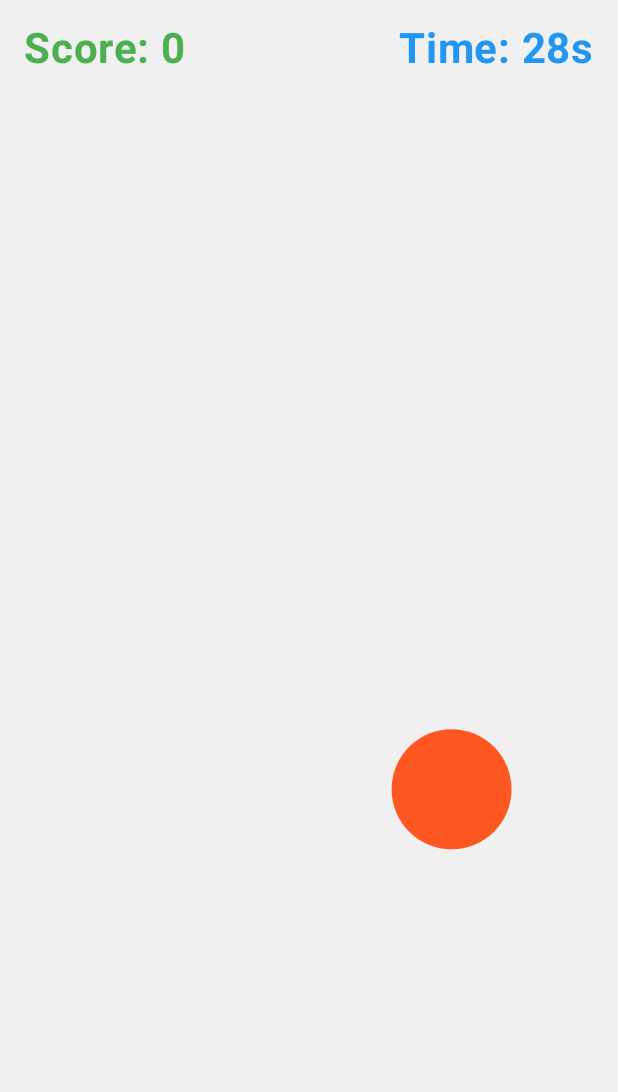
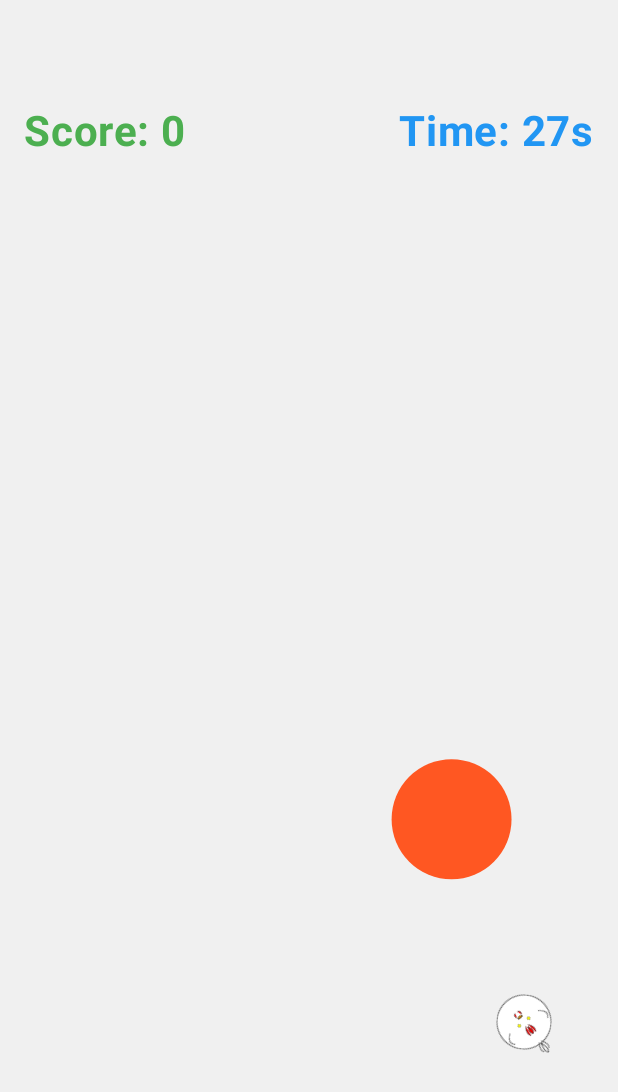
Before and after one commit to NakaoKisho/TapTapDash, an Android app built with Jetpack Compose: the screen it shows after launch (MainActivity), after a tap on "ゲームスタート", on a phone screen of 412 x 824 dp. Shown: the top 1092 px of the screen. Run offline under Robolectric (Android 15) with nearby library versions, the light colour scheme and no system bars; our stand-ins replace AdMob, Dagger/Hilt's generated code; 3 statements that could not run were skipped.

Commit message:
added chicken

```diff
--- a/app/src/main/java/com/vegcale/taptaptap/MainActivity.kt
+++ b/app/src/main/java/com/vegcale/taptaptap/MainActivity.kt
@@ -7,7 +7,7 @@
 import androidx.compose.foundation.layout.Column
 import androidx.compose.foundation.layout.fillMaxSize
 import androidx.compose.foundation.layout.fillMaxWidth
-import androidx.compose.foundation.layout.wrapContentSize
+import androidx.compose.foundation.layout.height
 import androidx.compose.material3.MaterialTheme
 import androidx.compose.material3.Surface
 import androidx.compose.material3.Text
@@ -19,6 +19,7 @@
 import androidx.compose.ui.Modifier
 import androidx.compose.ui.platform.LocalContext
 import androidx.compose.ui.platform.LocalInspectionMode
+import androidx.compose.ui.unit.dp
 import androidx.compose.ui.viewinterop.AndroidView
 import androidx.navigation.compose.NavHost
 import androidx.navigation.compose.composable
@@ -51,7 +52,7 @@
                     }
 
                     Column {
-                        Box(modifier = Modifier.fillMaxWidth()) {
+                        Box(modifier = Modifier.fillMaxWidth().height(55.dp)) {
                             val context = LocalContext.current
                             val adView = remember { AdView(context) }
                             adView.adUnitId = BuildConfig.adUnitId
--- a/app/src/main/res/drawable/ic_launcher_background.xml
+++ b/app/src/main/res/drawable/ic_launcher_background.xml
@@ -1,4 +1,5 @@
 <?xml version="1.0" encoding="utf-8"?>
-<resources xmlns:android="http://schemas.android.com/apk/res/android">
-    <color android:name="ic_launcher_background">#FFD700</color> <!-- Gold color -->
-</resources>
+<shape xmlns:android="http://schemas.android.com/apk/res/android"
+    android:shape="rectangle">
+    <solid android:color="#FFD700" />
+</shape>
--- a/build.gradle.kts
+++ b/build.gradle.kts
@@ -1,6 +1,6 @@
 plugins {
-    id("com.android.application") version "8.2.0" apply false
-    id("com.android.library") version "8.2.0" apply false
+    id("com.android.application") version "8.7.2" apply false
+    id("com.android.library") version "8.7.2" apply false
     id("org.jetbrains.kotlin.android") version "2.0.0" apply false
     id("com.google.dagger.hilt.android") version "2.50" apply false
     id("com.google.devtools.ksp") version "2.0.0-1.0.22" apply false
--- a/feature/game/src/main/java/com/vegcale/taptaptap/feature/game/GameScreen.kt
+++ b/feature/game/src/main/java/com/vegcale/taptaptap/feature/game/GameScreen.kt
@@ -1,8 +1,11 @@
 package com.vegcale.taptaptap.feature.game
 
 import androidx.compose.foundation.Canvas
+import androidx.compose.foundation.Image
 import androidx.compose.foundation.background
 import androidx.compose.foundation.gestures.detectTapGestures
+import androidx.compose.ui.res.painterResource
+import com.vegcale.taptaptap.feature.game.R
 import androidx.compose.foundation.layout.Arrangement
 import androidx.compose.foundation.layout.Box
 import androidx.compose.foundation.layout.BoxWithConstraints
@@ -12,6 +15,7 @@
 import androidx.compose.foundation.layout.fillMaxSize
 import androidx.compose.foundation.layout.fillMaxWidth
 import androidx.compose.foundation.layout.height
+import androidx.compose.foundation.layout.offset
 import androidx.compose.foundation.layout.padding
 import androidx.compose.foundation.layout.size
 import androidx.compose.foundation.shape.CircleShape
@@ -27,11 +31,15 @@
 import androidx.compose.runtime.getValue
 import androidx.compose.ui.Alignment
 import androidx.compose.ui.Modifier
+import androidx.compose.ui.draw.rotate
 import androidx.compose.ui.geometry.Offset
 import androidx.compose.ui.graphics.Color
+import androidx.compose.ui.graphics.ColorFilter
 import androidx.compose.ui.input.pointer.pointerInput
+import androidx.compose.ui.platform.LocalDensity
 import androidx.compose.ui.text.font.FontWeight
 import androidx.compose.ui.text.style.TextAlign
+import androidx.compose.ui.unit.IntOffset
 import androidx.compose.ui.unit.dp
 import androidx.compose.ui.unit.sp
 import androidx.hilt.navigation.compose.hiltViewModel
@@ -41,6 +49,7 @@
     viewModel: GameViewModel = hiltViewModel()
 ) {
     val gameState by viewModel.gameState.collectAsState()
+    val chickenState by viewModel.chickenState.collectAsState()
 
     when (gameState) {
         GameScreenState.Loading -> {
@@ -57,9 +66,16 @@
         }
         is GameScreenState.Playing -> {
             val playingState = gameState as GameScreenState.Playing
-            PlayingScreen(playingState, onTap = { offset, width, height ->
-                viewModel.onTap(offset, width, height)
-            })
+            PlayingScreen(
+                playingState,
+                chickenState,
+                onTap = { offset, screenWidth, screenHeight ->
+                    viewModel.onTap(offset, screenWidth, screenHeight)
+                },
+                onChickenTap = { offset, screenWidth, screenHeight, density ->
+                    viewModel.onChickenTap(offset, screenWidth, screenHeight, density)
+                }
+            )
         }
         is GameScreenState.GameOver -> {
             val gameOverState = gameState as GameScreenState.GameOver
@@ -105,24 +121,54 @@
 }
 
 @Composable
-fun PlayingScreen(playingState: GameScreenState.Playing, onTap: (Offset, Float, Float) -> Unit) {
+fun PlayingScreen(
+    playingState: GameScreenState.Playing,
+    chickenState: ChickenState,
+    onTap: (Offset, Float, Float) -> Unit,
+    onChickenTap: (Offset, Float, Float, Float) -> Boolean
+) {
+    val density = LocalDensity.current.density
     BoxWithConstraints(modifier = Modifier.fillMaxSize()) {
         val width = constraints.maxWidth.toFloat()
         val height = constraints.maxHeight.toFloat()
 
-        Canvas(modifier = Modifier
+        Box(
+            modifier = Modifier
                 .fillMaxSize()
-            .pointerInput(Unit) { // Unitキーで再起動を防止
-                detectTapGestures { offset ->
-                    onTap(offset, width, height)
+                .pointerInput(Unit) {
+                    detectTapGestures {
+                        if (!onChickenTap(it, width, height, density)) {
+                            onTap(it, width, height)
                         }
-            }) {
+                    }
+                }
+        ) {
             // Draw target
+            Canvas(modifier = Modifier.fillMaxSize()) {
                 drawCircle(
                     color = Color(0xFFFF5722),
                     radius = playingState.targetRadius,
                     center = Offset(playingState.targetX * width, playingState.targetY * height)
                 )
+            }
+
+            // Draw chicken
+            if (chickenState.isVisible) {
+                Image(
+                    painter = painterResource(id = R.drawable.chicken),
+                    contentDescription = "Chicken",
+                    colorFilter = if (chickenState.isRaging) ColorFilter.tint(Color.Red) else null,
+                    modifier = Modifier
+                        .size(chickenState.size.dp)
+                        .offset {
+                            IntOffset(
+                                (chickenState.x * width - (chickenState.size * density) / 2).toInt(),
+                                (chickenState.y * height - (chickenState.size * density) / 2).toInt()
+                            )
+                        }
+                        .rotate(chickenState.rotation)
+                )
+            }
         }
 
         Column(modifier = Modifier
--- a/feature/game/src/main/java/com/vegcale/taptaptap/feature/game/GameViewModel.kt
+++ b/feature/game/src/main/java/com/vegcale/taptaptap/feature/game/GameViewModel.kt
@@ -10,6 +10,7 @@
 import kotlinx.coroutines.flow.asStateFlow
 import kotlinx.coroutines.launch
 import javax.inject.Inject
+import kotlin.math.atan2
 import kotlin.math.pow
 import kotlin.random.Random
 
@@ -27,17 +28,46 @@
     data class GameOver(val finalScore: Int) : GameScreenState
 }
 
+data class ChickenState(
+    val x: Float,
+    val y: Float,
+    val size: Float,
+    val isRaging: Boolean,
+    val rageEndTime: Long,
+    val isVisible: Boolean,
+    val speedX: Float,
+    val speedY: Float,
+    val rotation: Float
+)
+
 @HiltViewModel
 class GameViewModel @Inject constructor() : ViewModel() {
 
     private val _gameState = MutableStateFlow<GameScreenState>(GameScreenState.Ready)
     val gameState: StateFlow<GameScreenState> = _gameState.asStateFlow()
 
+    private val _chickenState = MutableStateFlow(
+        ChickenState(
+            x = 0.5f,
+            y = 0.5f,
+            size = 60f,
+            isRaging = false,
+            rageEndTime = 0L,
+            isVisible = true,
+            speedX = 0.005f,
+            speedY = 0.005f,
+            rotation = 0f
+        )
+    )
+    val chickenState: StateFlow<ChickenState> = _chickenState.asStateFlow()
+
     private var gameJob: kotlinx.coroutines.Job? = null
+    private var chickenJob: kotlinx.coroutines.Job? = null
 
     fun startGame() {
         _gameState.value = GameScreenState.Playing(score = 0, timeLeft = 30f, targetX = 0.5f, targetY = 0.5f, targetRadius = 50f)
         gameJob?.cancel()
+        chickenJob?.cancel()
 
         gameJob = viewModelScope.launch {
             var timeLeft = 30f
@@ -51,6 +81,47 @@
             _gameState.value = GameScreenState.GameOver((_gameState.value as GameScreenState.Playing).score)
         }
         updateTargetPosition() // Set initial target position
+        startChickenMovement()
+    }
+
+    private fun startChickenMovement() {
+        chickenJob = viewModelScope.launch {
+            while (true) {
+                delay(16) // Update chicken position every 16ms (around 60fps)
+                _chickenState.value = _chickenState.value.let { currentChicken ->
+                    val currentSpeedX = if (currentChicken.isRaging) currentChicken.speedX * 2 else currentChicken.speedX
+                    val currentSpeedY = if (currentChicken.isRaging) currentChicken.speedY * 2 else currentChicken.speedY
+
+                    var newX = currentChicken.x + currentSpeedX
+                    var newY = currentChicken.y + currentSpeedY
+                    var newSpeedX = currentChicken.speedX
+                    var newSpeedY = currentChicken.speedY
+
+                    if (newX < 0f || newX > 1f) {
+                        newSpeedX = -newSpeedX * (Random.nextFloat() * 0.5f + 0.75f) // Add some randomness to the bounce
+                    }
+                    if (newY < 0f || newY > 1f) {
+                        newSpeedY = -newSpeedY * (Random.nextFloat() * 0.5f + 0.75f) // Add some randomness to the bounce
+                    }
+
+                    val rotation = atan2(newSpeedY, newSpeedX) * (180f / Math.PI.toFloat())
+
+                    val nextChickenState = currentChicken.copy(
+                        x = newX.coerceIn(0f, 1f),
+                        y = newY.coerceIn(0f, 1f),
+                        speedX = newSpeedX,
+                        speedY = newSpeedY,
+                        rotation = rotation
+                    )
+
+                    if (currentChicken.isRaging && System.currentTimeMillis() > currentChicken.rageEndTime) {
+                        nextChickenState.copy(isRaging = false)
+                    } else {
+                        nextChickenState
+                    }
+                }
+            }
+        }
     }
 
     private fun updateTargetPosition() {
@@ -81,7 +152,34 @@
         }
     }
 
+    fun onChickenTap(offset: Offset, screenWidth: Float, screenHeight: Float, density: Float): Boolean {
+        val currentChicken = _chickenState.value
+        if (!currentChicken.isVisible) return false
+
+        val chickenCenterX = currentChicken.x * screenWidth
+        val chickenCenterY = currentChicken.y * screenHeight
+        val chickenSizeInPixels = currentChicken.size * density
+
+        val distance = kotlin.math.sqrt(
+            (offset.x - chickenCenterX).toDouble().pow(2) +
+                    (offset.y - chickenCenterY).toDouble().pow(2)
+        )
+
+        if (distance <= chickenSizeInPixels / 2) { // Assuming size is diameter
+            if (!currentChicken.isRaging) {
+                _chickenState.value = currentChicken.copy(
+                    isRaging = true,
+                    rageEndTime = System.currentTimeMillis() + 5000L // 5 seconds rage
+                )
+            }
+            return true
+        }
+        return false
+    }
+
     fun resetGame() {
+        gameJob?.cancel()
+        chickenJob?.cancel()
         _gameState.value = GameScreenState.Ready
     }
 }
--- /dev/null
+++ b/feature/game/src/main/res/drawable/chicken.xml
@@ -0,0 +1,76 @@
+<vector xmlns:android="http://schemas.android.com/apk/res/android"
+    android:width="300dp"
+    android:height="300dp"
+    android:viewportWidth="300"
+    android:viewportHeight="300">
+  <path
+      android:pathData="M150,150m0,90a90,90 0,1 1,0 -180a90,90 0,1 1,0 180"
+      android:strokeWidth="2"
+      android:fillColor="#ffffff"
+      android:strokeColor="#000000"/>
+  <path
+      android:pathData="M150,210Q130,240 110,220"
+      android:strokeWidth="2"
+      android:fillColor="#ffffff"
+      android:strokeColor="#000000"/>
+  <path
+      android:pathData="M150,90Q130,60 110,80"
+      android:strokeWidth="2"
+      android:fillColor="#ffffff"
+      android:strokeColor="#000000"/>
+  <path
+      android:pathData="M60,150Q30,160 20,150Q30,140 60,150"
+      android:strokeWidth="2"
+      android:fillColor="#ffffff"
+      android:strokeColor="#000000"/>
+  <path
+      android:pathData="M65,155Q40,170 30,160"
+      android:strokeWidth="2"
+      android:fillColor="#ffffff"
+      android:strokeColor="#000000"/>
+  <path
+      android:pathData="M65,145Q40,130 30,140"
+      android:strokeWidth="2"
+      android:fillColor="#ffffff"
+      android:strokeColor="#000000"/>
+  <path
+      android:pathData="M150,170m0,5a5,5 0,1 1,0 -10a5,5 0,1 1,0 10"
+      android:strokeWidth="1"
+      android:fillColor="#ffff00"
+      android:strokeColor="#000000"/>
+  <path
+      android:pathData="M150,130m0,5a5,5 0,1 1,0 -10a5,5 0,1 1,0 10"
+      android:strokeWidth="1"
+      android:fillColor="#ffff00"
+      android:strokeColor="#000000"/>
+  <path
+      android:pathData="M170,160Q180,150 170,140Q165,150 170,160"
+      android:strokeWidth="2"
+      android:fillColor="#ffa500"
+      android:strokeColor="#000000"/>
+  <path
+      android:pathData="M130,150Q110,160 100,150Q110,140 130,150"
+      android:strokeWidth="2"
+      android:fillColor="#ff0000"
+      android:strokeColor="#000000"/>
+  <path
+      android:pathData="M135,155Q115,170 100,160"
+      android:strokeWidth="2"
+      android:fillColor="#ff0000"
+      android:strokeColor="#000000"/>
+  <path
+      android:pathData="M135,145Q115,130 100,140"
+      android:strokeWidth="2"
+      android:fillColor="#ff0000"
+      android:strokeColor="#000000"/>
+  <path
+      android:pathData="M175,160Q190,165 190,155"
+      android:strokeWidth="2"
+      android:fillColor="#ff0000"
+      android:strokeColor="#000000"/>
+  <path
+      android:pathData="M175,140Q190,135 190,145"
+      android:strokeWidth="2"
+      android:fillColor="#ff0000"
+      android:strokeColor="#000000"/>
+</vector>
```
Lines whose indentation alone changed are shown as unchanged.
